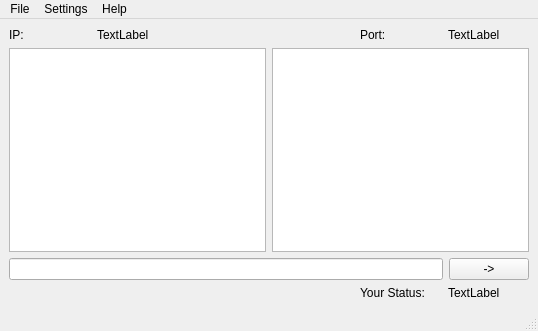
TeddyReady/TeddyChat, file TeddyClient/clientwindow.ui: the form before one commit.
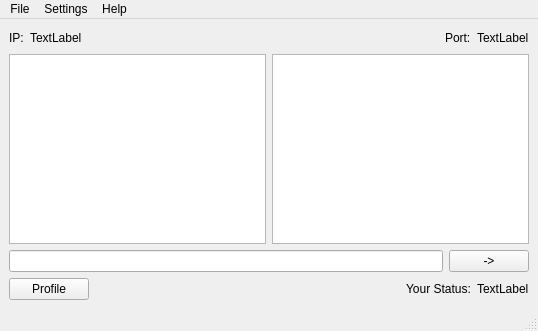
The form after the commit.

What changed in the file:
```diff
--- a/TeddyClient/clientwindow.ui
+++ b/TeddyClient/clientwindow.ui
@@ -14,17 +14,19 @@
    <string>MainWindow</string>
   </property>
   <widget class="QWidget" name="centralwidget">
+   <layout class="QGridLayout" name="gridLayout_4">
+    <item row="0" column="0">
+     <layout class="QGridLayout" name="gridLayout_2">
+      <item row="0" column="0">
    <layout class="QGridLayout" name="gridLayout">
     <item row="0" column="0">
-     <layout class="QHBoxLayout" name="horizontalLayout_3">
-      <item>
        <widget class="QLabel" name="label_2">
         <property name="text">
          <string>IP:</string>
         </property>
        </widget>
       </item>
-      <item>
+        <item row="0" column="1">
        <widget class="QLabel" name="labelIP">
         <property name="text">
          <string>TextLabel</string>
@@ -33,6 +35,19 @@
       </item>
      </layout>
     </item>
+      <item row="0" column="1">
+       <spacer name="horizontalSpacer_2">
+        <property name="orientation">
+         <enum>Qt::Horizontal</enum>
+        </property>
+        <property name="sizeHint" stdset="0">
+         <size>
+          <width>40</width>
+          <height>20</height>
+         </size>
+        </property>
+       </spacer>
+      </item>
     <item row="0" column="2">
      <layout class="QHBoxLayout" name="horizontalLayout_2">
       <item>
@@ -51,7 +66,9 @@
       </item>
      </layout>
     </item>
-    <item row="1" column="0" colspan="3">
+     </layout>
+    </item>
+    <item row="1" column="0">
      <layout class="QHBoxLayout" name="horizontalLayout_5">
       <item>
        <widget class="QTextBrowser" name="incomingField"/>
@@ -61,7 +78,7 @@
       </item>
      </layout>
     </item>
-    <item row="2" column="0" colspan="3">
+    <item row="2" column="0">
      <layout class="QHBoxLayout" name="horizontalLayout_4">
       <item>
        <widget class="QLineEdit" name="messageField"/>
@@ -75,7 +92,29 @@
       </item>
      </layout>
     </item>
-    <item row="3" column="2">
+    <item row="3" column="0">
+     <layout class="QGridLayout" name="gridLayout_3">
+      <item row="0" column="0">
+       <widget class="QPushButton" name="pushButton">
+        <property name="text">
+         <string>Profile</string>
+        </property>
+       </widget>
+      </item>
+      <item row="0" column="1">
+       <spacer name="horizontalSpacer">
+        <property name="orientation">
+         <enum>Qt::Horizontal</enum>
+        </property>
+        <property name="sizeHint" stdset="0">
+         <size>
+          <width>284</width>
+          <height>17</height>
+         </size>
+        </property>
+       </spacer>
+      </item>
+      <item row="0" column="2">
      <layout class="QHBoxLayout" name="horizontalLayout">
       <item>
        <widget class="QLabel" name="label">
@@ -90,6 +129,8 @@
          <string>TextLabel</string>
         </property>
        </widget>
+        </item>
+       </layout>
       </item>
      </layout>
     </item>
```
Lines whose indentation alone changed are shown as unchanged.
